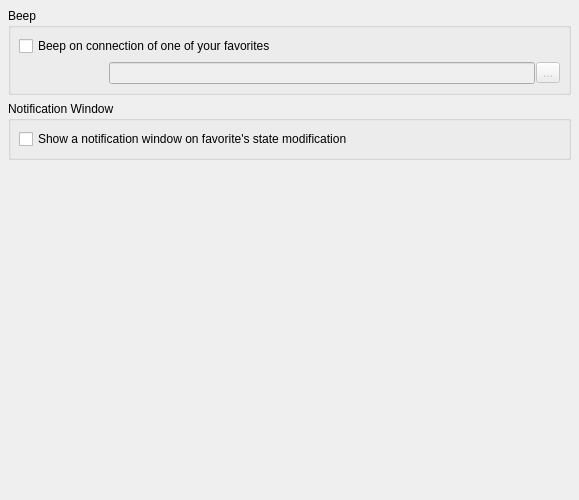
Old version of the form modules/notifier/rzxnotifierpropui.ui in the repository Fruneau/qRezix.
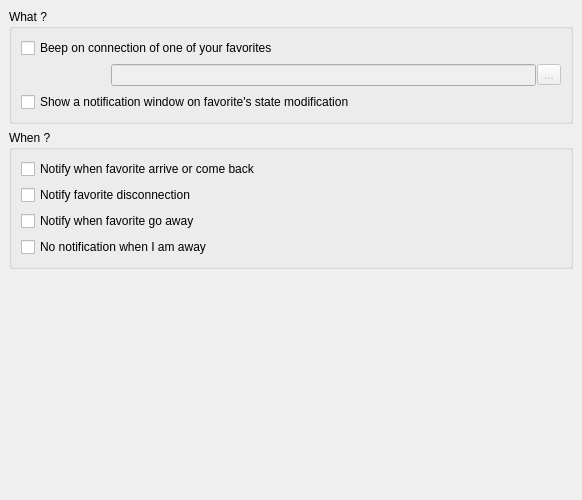
New version of the form.

Commit message: * Adaptation du notifier et connectionlister Ã  la possibilitÃ© de charger - dÃ©charger les modules... * Ajout d'options au notifier permettant de choisir quand on veut Ãªtre notifier des connexions/dÃ©connexions des favoris et qui permet en particulier d'Ã©viter de recevoir les notifications lorsqu'on est marquÃ© away.

What changed in the file:
```diff
--- a/modules/notifier/rzxnotifierpropui.ui
+++ b/modules/notifier/rzxnotifierpropui.ui
@@ -8,7 +8,7 @@
    <rect>
     <x>0</x>
     <y>0</y>
-    <width>579</width>
+    <width>582</width>
     <height>500</height>
    </rect>
   </property>
@@ -17,7 +17,7 @@
   </property>
   <layout class="QGridLayout" >
    <property name="margin" >
-    <number>8</number>
+    <number>9</number>
    </property>
    <property name="spacing" >
     <number>6</number>
@@ -29,31 +29,49 @@
      </property>
      <property name="sizeHint" >
       <size>
-       <width>20</width>
-       <height>251</height>
+       <width>563</width>
+       <height>141</height>
       </size>
      </property>
     </spacer>
    </item>
    <item row="1" column="0" >
-    <widget class="QGroupBox" name="groupBox" >
+    <widget class="QGroupBox" name="grpWhen" >
      <property name="title" >
-      <string>Notification Window</string>
+      <string>When ?</string>
      </property>
      <layout class="QGridLayout" >
       <property name="margin" >
-       <number>8</number>
+       <number>9</number>
       </property>
       <property name="spacing" >
        <number>6</number>
       </property>
+      <item row="2" column="0" >
+       <widget class="QCheckBox" name="cbAway" >
+        <property name="text" >
+         <string>Notify when favorite go away</string>
+        </property>
+       </widget>
+      </item>
+      <item row="3" column="0" >
+       <widget class="QCheckBox" name="cbILeave" >
+        <property name="text" >
+         <string>No notification when I am away</string>
+        </property>
+       </widget>
+      </item>
+      <item row="1" column="0" >
+       <widget class="QCheckBox" name="cbDisconnect" >
+        <property name="text" >
+         <string>Notify favorite disconnection</string>
+        </property>
+       </widget>
+      </item>
       <item row="0" column="0" >
-       <widget class="QCheckBox" name="cbWarnFavorite" >
-        <property name="whatsThis" >
-         <string>&lt;h3>Notification&lt;/h3>&lt;p>Check it if you want a small nofitication windows to be displayed when a favorite connects, disconnects, or change is away-state&lt;/p></string>
-        </property>
+       <widget class="QCheckBox" name="cbHere" >
         <property name="text" >
-         <string>Show a notification window on favorite's state modification</string>
+         <string>Notify when favorite arrive or come back</string>
         </property>
        </widget>
       </item>
@@ -61,24 +79,24 @@
     </widget>
    </item>
    <item row="0" column="0" >
-    <widget class="QGroupBox" name="groupBox_2" >
+    <widget class="QGroupBox" name="grpWhat" >
      <property name="title" >
-      <string>Beep</string>
+      <string>What ?</string>
      </property>
      <layout class="QGridLayout" >
       <property name="margin" >
-       <number>8</number>
+       <number>9</number>
       </property>
       <property name="spacing" >
        <number>6</number>
       </property>
-      <item row="0" column="0" >
-       <widget class="QCheckBox" name="chkBeepFavorites" >
+      <item row="2" column="0" >
+       <widget class="QCheckBox" name="cbWarnFavorite" >
         <property name="whatsThis" >
-         <string>&lt;h3>Beep on connection&lt;/h3>&lt;p>Check this if you want qRezix to play a sound when a favorite get connected&lt;/p></string>
+         <string>&lt;h3>Notification&lt;/h3>&lt;p>Check it if you want a small nofitication windows to be displayed when a favorite connects, disconnects, or change is away-state&lt;/p></string>
         </property>
         <property name="text" >
-         <string>Beep on connection of one of your favorites</string>
+         <string>Show a notification window on favorite's state modification</string>
         </property>
        </widget>
       </item>
@@ -131,6 +149,16 @@
         </item>
        </layout>
       </item>
+      <item row="0" column="0" >
+       <widget class="QCheckBox" name="chkBeepFavorites" >
+        <property name="whatsThis" >
+         <string>&lt;h3>Beep on connection&lt;/h3>&lt;p>Check this if you want qRezix to play a sound when a favorite get connected&lt;/p></string>
+        </property>
+        <property name="text" >
+         <string>Beep on connection of one of your favorites</string>
+        </property>
+       </widget>
+      </item>
      </layout>
     </widget>
    </item>
```
The commit also changes 6 other files.
